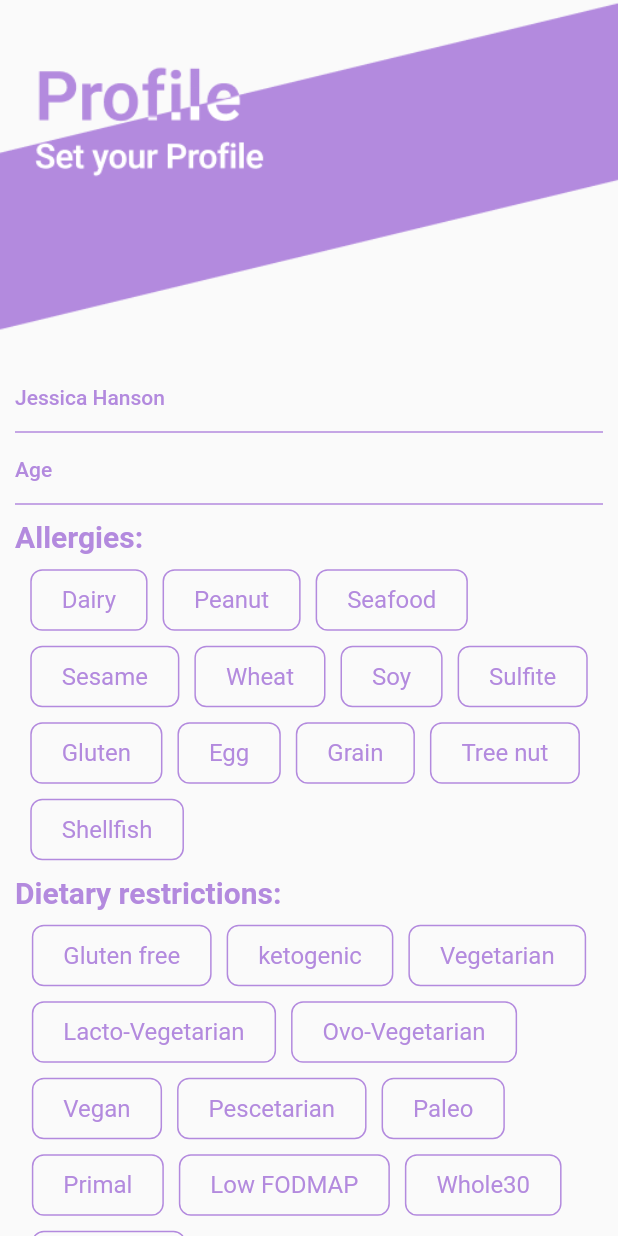
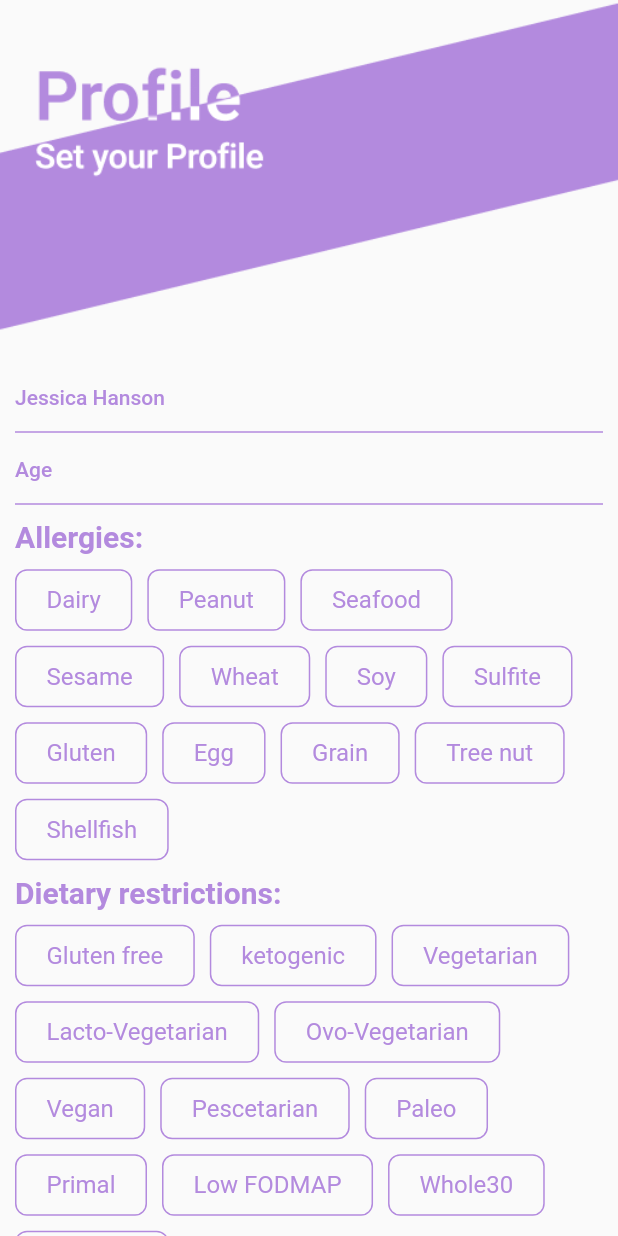
Before and after one commit to ahsandevsinn/ai_food, a Flutter app: the ProfileScreen screen opened directly, on a phone screen of 412 x 824 dp. Run offline on Flutter 3.47's test engine with Material 2 defaults, Android fonts, the phone set to English and light mode, and no system bars.

Commit message:
selection issue

```diff
--- a/lib/main.dart
+++ b/lib/main.dart
@@ -1,7 +1,7 @@
-import 'package:ai_food/view/auth/otp_screen.dart';
+
+import 'package:ai_food/view/profile_screen.dart';
 import 'package:ai_food/view/splash_screen.dart';
 import 'package:flutter/material.dart';
-import 'view/profile_screen.dart';
 
 void main() {
   runApp(const MyApp());
@@ -13,7 +13,7 @@ class MyApp extends StatelessWidget {
   Widget build(BuildContext context) {
     return const MaterialApp(
       debugShowCheckedModeBanner: false,
-      home: OtpScreen(),
+      home: ProfileScreen(),
     );
   }
 }
--- a/lib/utils/custom_container.dart
+++ b/lib/utils/custom_container.dart
@@ -6,11 +6,14 @@ import 'package:flutter/material.dart';
 class CustomContainer extends StatelessWidget {
   final text;
 
+
   const CustomContainer({super.key, this.text});
 
   @override
   Widget build(BuildContext context) {
-    return Container(
+    return GestureDetector(
+
+      child: Container(
         // height: 40,
         // margin: EdgeInsets.only(left: 5),
         padding: EdgeInsets.symmetric(vertical: 10, horizontal: 20),
@@ -23,6 +26,7 @@ class CustomContainer extends StatelessWidget {
         decoration: BoxDecoration(
             borderRadius: BorderRadius.circular(8),
             border: Border.all(color: AppColors.appColor2, width: 1)),
+      ),
     );
   }
 }
--- a/lib/view/profile_screen.dart
+++ b/lib/view/profile_screen.dart
@@ -14,6 +14,9 @@ class ProfileScreen extends StatefulWidget {
 }
 
 class _MyWidgetState extends State<ProfileScreen> {
+  List selectedAllergies = [];
+  List selectedDietaryRestrictions = [];
+
   List allergies = [
     "Dairy",
     "Peanut",
@@ -44,9 +47,8 @@ class _MyWidgetState extends State<ProfileScreen> {
   ];
   @override
   Widget build(BuildContext context) {
-    double height = MediaQuery.of(context).size.height;
+    // double height = MediaQuery.of(context).size.height;
     double width = MediaQuery.of(context).size.width;
-
     return SafeArea(
         child: Scaffold(
       body: SingleChildScrollView(
@@ -56,8 +58,8 @@ class _MyWidgetState extends State<ProfileScreen> {
             Column(
               children: [
                 sizedBox(20, 0),
-                Padding(
-                  padding: const EdgeInsets.symmetric(horizontal: 10.0),
+                const Padding(
+                  padding: EdgeInsets.symmetric(horizontal: 10.0),
                   child: Column(
                     children: [
                       CustomTextField(
@@ -71,8 +73,9 @@ class _MyWidgetState extends State<ProfileScreen> {
                 ),
                 sizedBox(10, width),
                 Padding(
-                  padding: const EdgeInsets.only(left: 10.0, right: 10),
+                  padding: const EdgeInsets.only(left: 10.0, right: 10.0),
                   child: Column(
+                    crossAxisAlignment: CrossAxisAlignment.start,
                     children: [
                       Align(
                         alignment: Alignment.topLeft,
@@ -98,6 +101,7 @@ class _MyWidgetState extends State<ProfileScreen> {
                 Padding(
                   padding: const EdgeInsets.only(left: 10.0, right: 10),
                   child: Column(
+                    crossAxisAlignment: CrossAxisAlignment.start,
                     children: [
                       Align(
                         alignment: Alignment.topLeft,
@@ -113,7 +117,7 @@ class _MyWidgetState extends State<ProfileScreen> {
                         spacing: 10,
                         runSpacing: 10,
                         children: dietaryRestrictions.map((restriction) {
-                          return CustomContainer(text: restriction);
+                          return CustomContainer(text: restriction,);
                         }).toList(),
                       )
                     ],
@@ -122,7 +126,7 @@ class _MyWidgetState extends State<ProfileScreen> {
               ],
             ),
             sizedBox(20, 0),
-            CustomButton(
+            const CustomButton(
               text: "Save",
             ),
             sizedBox(20, 0),
--- a/pubspec.yaml
+++ b/pubspec.yaml
@@ -19,7 +19,7 @@ publish_to: 'none' # Remove this line if you wish to publish to pub.dev
 version: 1.0.0+1
 
 environment:
-  sdk: '>=3.0.6 <4.0.0'
+  sdk: '>=3.0.5 <4.0.0'
 
 # Dependencies specify other packages that your package needs in order to work.
 # To automatically upgrade your package dependencies to the latest versions
```
Also changed, not shown: pubspec.lock. Lines whose indentation alone changed are shown as unchanged.
